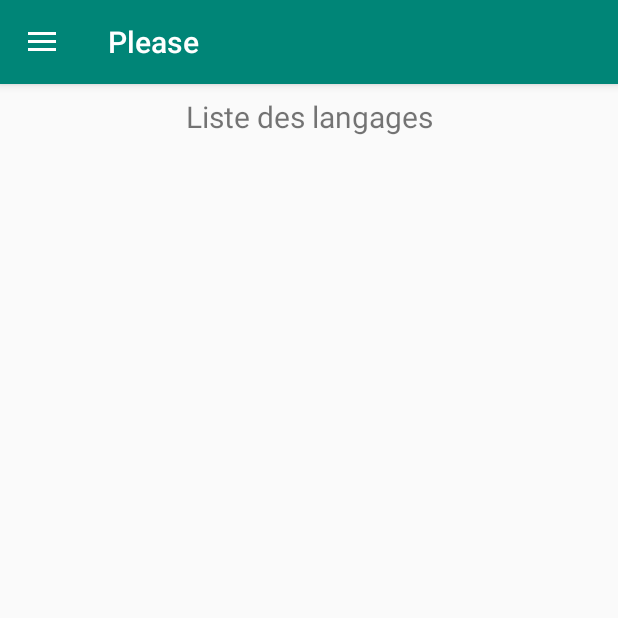
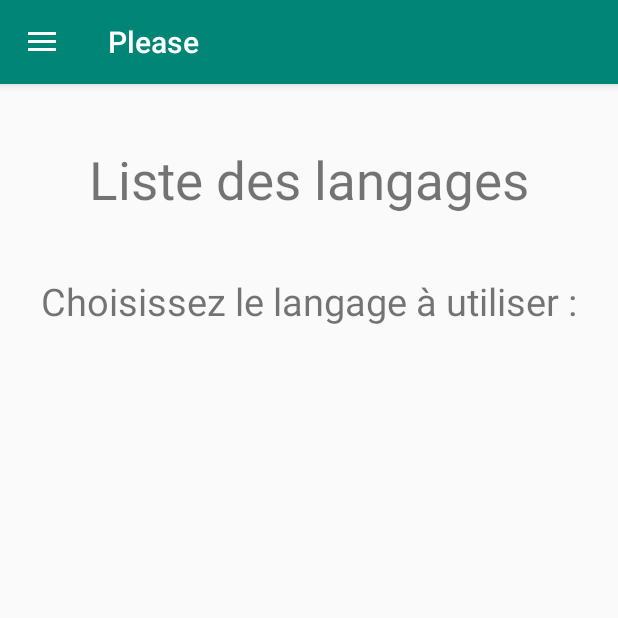
Before and after one commit to PinsardF/Gruiker, an Android app: the screen it shows after launch (MainActivity), in the side drawer, after a tap on "Langages", on a phone screen of 412 x 824 dp, the top half of it. Run offline under Robolectric (Android 15) with nearby library versions, the phone set to English and light mode, and no system bars.

Commit message:
Languages layout : beginning

```diff
--- a/app/src/main/java/com/example/gruiker/View/LanguagesFragment.java
+++ b/app/src/main/java/com/example/gruiker/View/LanguagesFragment.java
@@ -24,7 +24,7 @@ public class LanguagesFragment extends Fragment {
                              ViewGroup container, Bundle savedInstanceState) {
         languagesViewModel = ViewModelProviders.of(this).get(LanguagesViewModel.class);
         View root = inflater.inflate(R.layout.fragment_languages, container, false);
-        final TextView textView = root.findViewById(R.id.text_languages);
+        final TextView textView = root.findViewById(R.id.textView_languages);
         languagesViewModel.getText().observe(this, new Observer<String>() {
             @Override
             public void onChanged(@Nullable String s) {
--- a/app/src/main/res/layout/fragment_languages.xml
+++ b/app/src/main/res/layout/fragment_languages.xml
@@ -1,20 +1,33 @@
 <?xml version="1.0" encoding="utf-8"?>
 <androidx.constraintlayout.widget.ConstraintLayout xmlns:android="http://schemas.android.com/apk/res/android"
     xmlns:app="http://schemas.android.com/apk/res-auto"
+    xmlns:tools="http://schemas.android.com/tools"
     android:layout_width="match_parent"
     android:layout_height="match_parent"
     >
 
     <TextView
-        android:id="@+id/text_languages"
+        android:id="@+id/textView_languages"
         android:layout_width="match_parent"
         android:layout_height="wrap_content"
         android:layout_marginStart="8dp"
-        android:layout_marginTop="8dp"
+        android:layout_marginTop="40dp"
         android:layout_marginEnd="8dp"
+        android:text="Langages"
         android:textAlignment="center"
-        android:textSize="20sp"
+        android:textSize="35sp"
         app:layout_constraintEnd_toEndOf="parent"
         app:layout_constraintStart_toStartOf="parent"
         app:layout_constraintTop_toTopOf="parent" />
+
+    <TextView
+        android:id="@+id/textView_choose_language"
+        android:layout_width="wrap_content"
+        android:layout_height="wrap_content"
+        android:layout_marginTop="40dp"
+        android:text="Choisissez le langage à utiliser :"
+        android:textSize="25sp"
+        app:layout_constraintEnd_toEndOf="parent"
+        app:layout_constraintStart_toStartOf="parent"
+        app:layout_constraintTop_toBottomOf="@+id/textView_languages" />
 </androidx.constraintlayout.widget.ConstraintLayout>
--- a/settings.gradle
+++ b/settings.gradle
@@ -1,2 +1,2 @@
 include ':app'
-rootProject.name='Please'
+rootProject.name='Gruiker'
```
